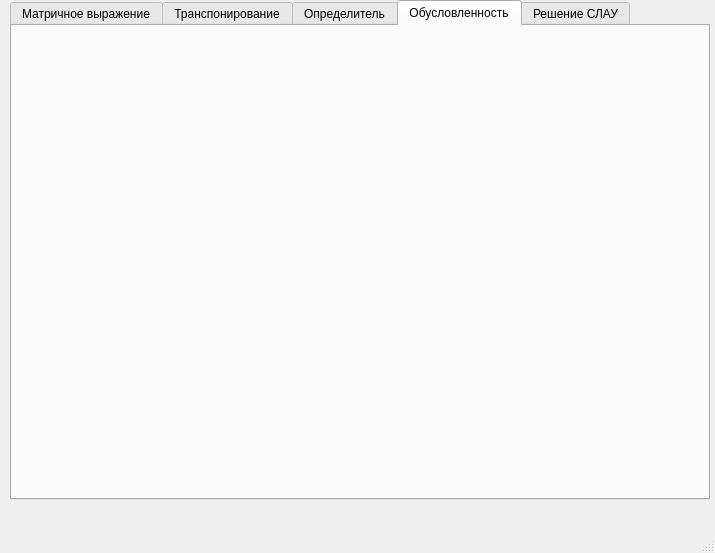
SMALA-comand/Matrix_calculator, file calc_ui.ui: the form before one commit.
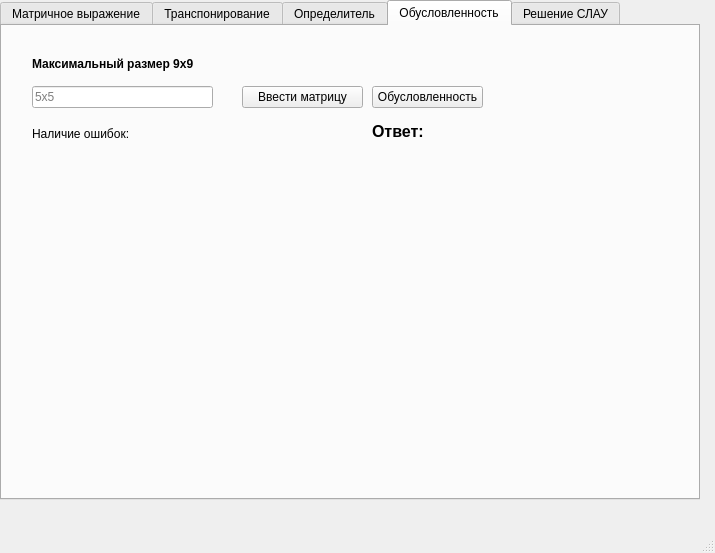
The form after the commit. The open tabs and pages were chosen to show the change.

Commit message: апдейт графики

What changed in the file:
```diff
--- a/calc_ui.ui
+++ b/calc_ui.ui
@@ -23,7 +23,7 @@
    <widget class="QTabWidget" name="tabWidget">
     <property name="geometry">
      <rect>
-      <x>10</x>
+      <x>0</x>
       <y>0</y>
       <width>700</width>
       <height>500</height>
@@ -72,26 +72,6 @@
        <string>5x5</string>
       </property>
      </widget>
-     <widget class="QLabel" name="label_4">
-      <property name="geometry">
-       <rect>
-        <x>460</x>
-        <y>40</y>
-        <width>171</width>
-        <height>51</height>
-       </rect>
-      </property>
-      <property name="font">
-       <font>
-        <pointsize>16</pointsize>
-        <weight>75</weight>
-        <bold>true</bold>
-       </font>
-      </property>
-      <property name="text">
-       <string>Ответ: </string>
-      </property>
-     </widget>
      <widget class="QLabel" name="label_5">
       <property name="geometry">
        <rect>
@@ -291,6 +271,123 @@
      <attribute name="title">
       <string>Обусловленность</string>
      </attribute>
+     <widget class="QLineEdit" name="lineEdit_3">
+      <property name="geometry">
+       <rect>
+        <x>30</x>
+        <y>60</y>
+        <width>181</width>
+        <height>22</height>
+       </rect>
+      </property>
+      <property name="minimumSize">
+       <size>
+        <width>181</width>
+        <height>22</height>
+       </size>
+      </property>
+      <property name="accessibleDescription">
+       <string/>
+      </property>
+      <property name="inputMask">
+       <string/>
+      </property>
+      <property name="placeholderText">
+       <string>5x5</string>
+      </property>
+     </widget>
+     <widget class="QPushButton" name="pushButton_5">
+      <property name="geometry">
+       <rect>
+        <x>240</x>
+        <y>60</y>
+        <width>121</width>
+        <height>22</height>
+       </rect>
+      </property>
+      <property name="acceptDrops">
+       <bool>false</bool>
+      </property>
+      <property name="text">
+       <string>Ввести матрицу</string>
+      </property>
+     </widget>
+     <widget class="QPushButton" name="pushButton_6">
+      <property name="geometry">
+       <rect>
+        <x>370</x>
+        <y>60</y>
+        <width>111</width>
+        <height>22</height>
+       </rect>
+      </property>
+      <property name="acceptDrops">
+       <bool>false</bool>
+      </property>
+      <property name="text">
+       <string>Обусловленность</string>
+      </property>
+     </widget>
+     <widget class="QLabel" name="label_7">
+      <property name="geometry">
+       <rect>
+        <x>30</x>
+        <y>100</y>
+        <width>211</width>
+        <height>16</height>
+       </rect>
+      </property>
+      <property name="text">
+       <string>Наличие ошибок: </string>
+      </property>
+     </widget>
+     <widget class="QLabel" name="label_8">
+      <property name="geometry">
+       <rect>
+        <x>30</x>
+        <y>30</y>
+        <width>181</width>
+        <height>16</height>
+       </rect>
+      </property>
+      <property name="minimumSize">
+       <size>
+        <width>181</width>
+        <height>16</height>
+       </size>
+      </property>
+      <property name="font">
+       <font>
+        <weight>75</weight>
+        <italic>false</italic>
+        <bold>true</bold>
+        <underline>false</underline>
+       </font>
+      </property>
+      <property name="text">
+       <string>Максимальный размер 9х9</string>
+      </property>
+     </widget>
+     <widget class="QLabel" name="label_4">
+      <property name="geometry">
+       <rect>
+        <x>370</x>
+        <y>80</y>
+        <width>311</width>
+        <height>51</height>
+       </rect>
+      </property>
+      <property name="font">
+       <font>
+        <pointsize>12</pointsize>
+        <weight>75</weight>
+        <bold>true</bold>
+       </font>
+      </property>
+      <property name="text">
+       <string>Ответ: </string>
+      </property>
+     </widget>
     </widget>
     <widget class="QWidget" name="tab5">
      <attribute name="title">
```
Left out of the diff: 6 changed lines with no effect on the pictures.
